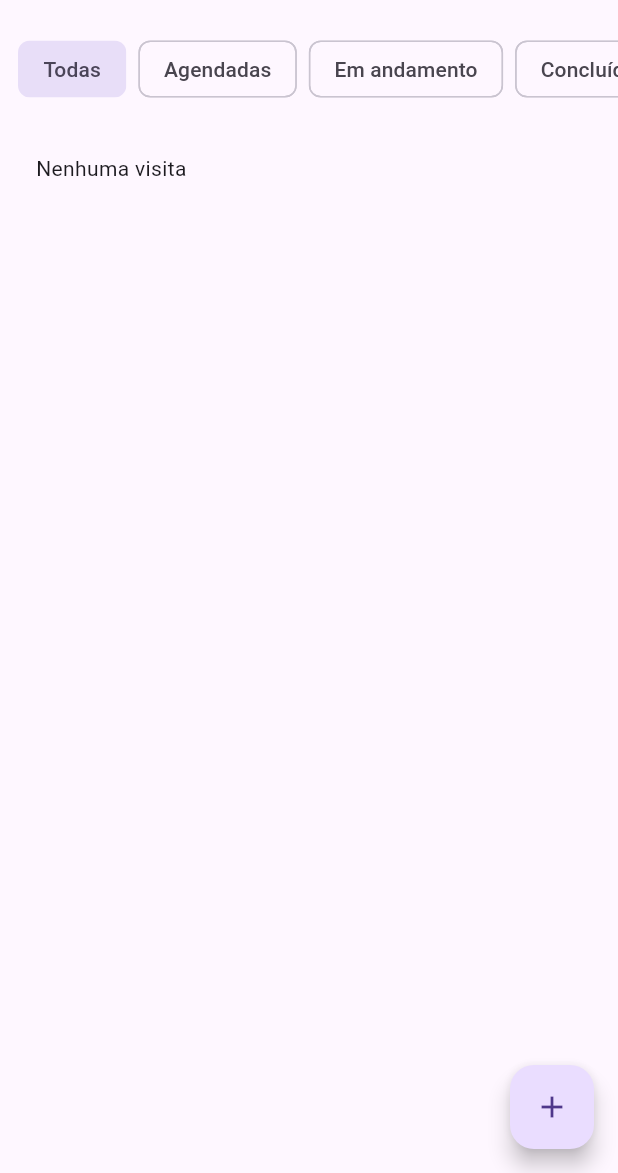
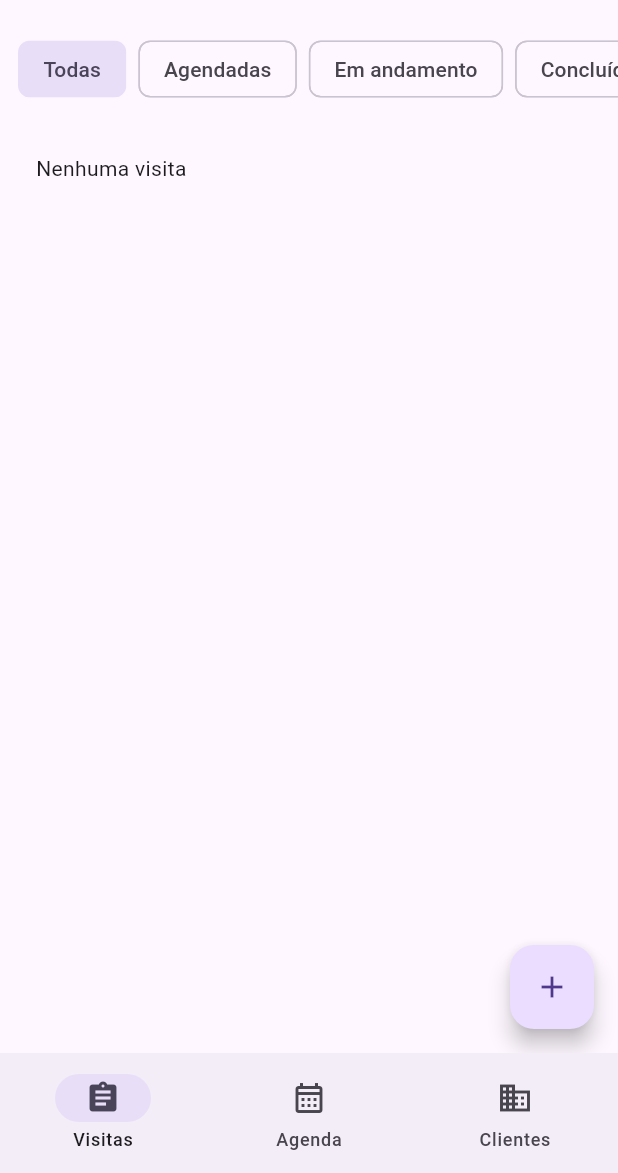
Before and after one commit to DenersonNobre/Kortex, a Flutter app: what createVisitsApp() shows on an empty page, opened directly, on a phone screen of 412 x 824 dp, the part 63-1236 px from its top. Run offline on Flutter 3.47's test engine with Material 3 defaults, Android fonts, the phone set to English and light mode, and no system bars.

Commit message:
feat(poc): clientes com busca, agenda por dia e navegacao em 3 areas (UC-07.02/03, EPIC07 concluida)

```diff
--- /dev/null
+++ b/poc/lib/app/app_shell.dart
@@ -0,0 +1,134 @@
+/// Shell do app: barra de navegacao entre Visitas, Agenda e Clientes.
+///
+/// SRP: manter a area ativa e compor cada pagina no escopo correto.
+/// NAO faz: regra de negocio, roteamento proprio nem estado de dominio.
+///
+/// Patterns: `NavigationBar` (Material 3) + `IndexedStack` (preserva estado).
+/// Dependencias: Flutter + `kortex` + paginas do app.
+library;
+
+import 'package:flutter/material.dart';
+import 'package:kortex/kortex.dart';
+
+import '../modules/clients/ui/clients_controller.dart';
+import '../modules/clients/ui/clients_page.dart';
+import '../modules/visits/features/.index.dart';
+import '../modules/visits/ui/agenda_controller.dart';
+import '../modules/visits/ui/agenda_page.dart';
+import '../modules/visits/ui/visits_page.dart';
+
+/// Shell com as tres areas do app.
+class AppShell extends StatefulWidget {
+  /// Cria o shell.
+  const AppShell({super.key});
+
+  @override
+  State<AppShell> createState() => _AppShellState();
+}
+
+class _AppShellState extends State<AppShell> {
+  var _index = 0;
+
+  @override
+  Widget build(BuildContext context) {
+    return Scaffold(
+      body: IndexedStack(
+        index: _index,
+        children: [
+          const VisitsPage(),
+          AgendaScope(child: const AgendaPage()),
+          ClientsScope(child: const ClientsPage()),
+        ],
+      ),
+      bottomNavigationBar: NavigationBar(
+        selectedIndex: _index,
+        onDestinationSelected: (index) => setState(() => _index = index),
+        destinations: const [
+          NavigationDestination(
+            icon: Icon(Icons.assignment_outlined),
+            selectedIcon: Icon(Icons.assignment),
+            label: 'Visitas',
+          ),
+          NavigationDestination(
+            icon: Icon(Icons.calendar_month_outlined),
+            selectedIcon: Icon(Icons.calendar_month),
+            label: 'Agenda',
+          ),
+          NavigationDestination(
+            icon: Icon(Icons.business_outlined),
+            selectedIcon: Icon(Icons.business),
+            label: 'Clientes',
+          ),
+        ],
+      ),
+    );
+  }
+}
+
+/// Escopo da agenda (subarvore propria, controller dedicado).
+///
+/// Providers criados **uma vez** (`didChangeDependencies`): recriar a lista a
+/// cada build faria o `KortexScope` descartar e recriar o controller.
+class AgendaScope extends StatefulWidget {
+  /// Cria o escopo com o controller de agenda.
+  const AgendaScope({super.key, required this.child});
+
+  /// Subarvore que consome o controller.
+  final Widget child;
+
+  @override
+  State<AgendaScope> createState() => _AgendaScopeState();
+}
+
+class _AgendaScopeState extends State<AgendaScope> {
+  List<KortexProvider<dynamic>>? _providers;
+
+  @override
+  void didChangeDependencies() {
+    super.didChangeDependencies();
+    final useCases = context.readKortex<VisitUseCases>();
+    _providers ??= [
+      KortexProvider<AgendaController>(
+        create: (_) => AgendaController(useCases)..refresh(),
+      ),
+    ];
+  }
+
+  @override
+  Widget build(BuildContext context) =>
+      KortexScope(providers: _providers!, child: widget.child);
+}
+
+/// Escopo dos clientes (subarvore propria, controller dedicado).
+///
+/// Providers criados **uma vez** (`didChangeDependencies`): recriar a lista a
+/// cada build faria o `KortexScope` descartar e recriar o controller.
+class ClientsScope extends StatefulWidget {
+  /// Cria o escopo com o controller de clientes.
+  const ClientsScope({super.key, required this.child});
+
+  /// Subarvore que consome o controller.
+  final Widget child;
+
+  @override
+  State<ClientsScope> createState() => _ClientsScopeState();
+}
+
+class _ClientsScopeState extends State<ClientsScope> {
+  List<KortexProvider<dynamic>>? _providers;
+
+  @override
+  void didChangeDependencies() {
+    super.didChangeDependencies();
+    final useCases = context.readKortex<VisitUseCases>();
+    _providers ??= [
+      KortexProvider<ClientsController>(
+        create: (_) => ClientsController(useCases)..refresh(),
+      ),
+    ];
+  }
+
+  @override
+  Widget build(BuildContext context) =>
+      KortexScope(providers: _providers!, child: widget.child);
+}
--- a/poc/lib/app/visits_app.dart
+++ b/poc/lib/app/visits_app.dart
@@ -13,7 +13,7 @@ import 'package:kortex/kortex.dart';
 import '../modules/visits/data/.index.dart';
 import '../modules/visits/features/.index.dart';
 import '../modules/visits/ui/visits_controller.dart';
-import '../modules/visits/ui/visits_page.dart';
+import 'app_shell.dart';
 
 /// Monta o app de visitas com o escopo raiz.
 ///
@@ -25,9 +25,11 @@ Widget createVisitsApp({
 }) => KortexScope(
   overrides: overrides,
   providers: [
-    KortexProvider<InMemoryClientStore>(create: (_) => InMemoryClientStore()),
+    KortexProvider<InMemoryClientStore>(
+      create: (_) => InMemoryClientStore(seedDemo: seedDemo),
+    ),
     KortexProvider<InMemoryTechnicianStore>(
-      create: (_) => InMemoryTechnicianStore(),
+      create: (_) => InMemoryTechnicianStore(seedDemo: seedDemo),
     ),
     KortexProvider<InMemoryVisitStore>(create: (_) => InMemoryVisitStore()),
     KortexProvider<VisitUseCases>(
@@ -39,11 +41,11 @@ Widget createVisitsApp({
     ),
     KortexProvider<VisitsController>(
       create: (scope) => VisitsController(scope.read<VisitUseCases>())
-        ..loadFormData(seedIfEmpty: seedDemo)
+        ..loadFormData()
         ..refresh(),
     ),
   ],
-  child: const MaterialApp(home: VisitsPage()),
+  child: const MaterialApp(home: AppShell()),
 );
 
 /// Entrada do app de visitas.
--- /dev/null
+++ b/poc/lib/modules/clients/ui/clients_controller.dart
@@ -0,0 +1,71 @@
+/// Controller reativo da area de clientes.
+///
+/// SRP: expor a lista de clientes (com busca por nome), carregar e cadastrar,
+/// delegando regra ao `VisitUseCases`. NAO faz: UI nem persistencia direta.
+///
+/// Patterns: `IKortexController` + `KortexResource` (carga) + sinal de busca.
+/// Dependencias: `kortex` + camada `features` do modulo de visitas.
+library;
+
+import 'package:kortex/kortex.dart';
+
+import '../../../../core/result.dart';
+import '../../visits/domain/.index.dart';
+import '../../visits/features/.index.dart';
+
+/// Controller da tela de Clientes.
+class ClientsController extends IKortexController {
+  /// Registra resource e sinais no `disposeBag`.
+  ClientsController(this._useCases) {
+    clients = autoDispose(
+      kortexResource<List<Client>>(() => _load(), immediate: false),
+    );
+    autoDispose(search);
+    autoDispose(error);
+  }
+
+  final VisitUseCases _useCases;
+
+  /// Lista de clientes filtrada por [search].
+  late final KortexResource<List<Client>> clients;
+
+  /// Termo de busca por nome (`''` = todos).
+  final KortexSignal<String> search = KortexSignal('');
+
+  /// Mensagem de erro da ultima acao.
+  final KortexSignal<String> error = KortexSignal('');
+
+  /// Recarrega a lista aplicando a busca ativa.
+  Future<void> refresh() => clients.refresh();
+
+  /// Cadastra um cliente; devolve `true` em caso de sucesso.
+  Future<bool> createClient(String name, String phone) async {
+    final result = await _useCases.createClient(name: name, phone: phone);
+    if (result is Fail<Client>) {
+      _publishError(result.message);
+      return false;
+    }
+    error.value = '';
+    await refresh();
+    return true;
+  }
+
+  /// Limpa a mensagem de erro (apos exibida em `SnackBar`).
+  void clearError() {
+    error.value = '';
+  }
+
+  Future<List<Client>> _load() async {
+    final all = await _useCases.listClients();
+    final term = search.peek().trim().toLowerCase();
+    if (term.isEmpty) return all;
+    return [
+      for (final client in all)
+        if (client.name.toLowerCase().contains(term)) client,
+    ];
+  }
+
+  void _publishError(String message) {
+    error.value = message;
+  }
+}
--- /dev/null
+++ b/poc/lib/modules/clients/ui/clients_page.dart
@@ -0,0 +1,118 @@
+/// Pagina de Clientes da POC (`StatelessWidget`).
+///
+/// SRP: listar/buscar clientes e abrir o dialog de cadastro.
+/// NAO faz: estado de negocio (papel do controller).
+///
+/// Patterns: `IKortexPage` + `KortexWatch` + `KortexListener` (erro).
+/// Dependencias: Flutter + `kortex`.
+library;
+
+import 'package:flutter/material.dart';
+import 'package:kortex/kortex.dart';
+
+import '../../visits/domain/.index.dart';
+import 'clients_controller.dart';
+import 'widgets/new_client_dialog.dart';
+
+/// Tela de clientes (site atendido).
+class ClientsPage extends IKortexPage<ClientsController> {
+  /// Cria a pagina de clientes.
+  const ClientsPage({super.key});
+
+  @override
+  Widget buildPage(BuildContext context, ClientsController controller) {
+    return Scaffold(
+      appBar: AppBar(title: const Text('Clientes')),
+      floatingActionButton: FloatingActionButton(
+        key: const Key('clients-new'),
+        tooltip: 'Novo cliente',
+        onPressed: () => showNewClientDialog(context),
+        child: const Icon(Icons.add),
+      ),
+      body: KortexListener<String>(
+        watch: () => controller.error.value,
+        listener: (listenerContext, message) {
+          if (message.isEmpty) return;
+          ScaffoldMessenger.of(listenerContext)
+              .showSnackBar(SnackBar(content: Text(message)));
+          _clearLater(controller);
+        },
+        child: Column(
+          crossAxisAlignment: CrossAxisAlignment.stretch,
+          children: [
+            Padding(
+              padding: const EdgeInsets.all(12),
+              child: TextField(
+                key: const Key('clients-search'),
+                decoration: const InputDecoration(
+                  labelText: 'Buscar por nome',
+                  prefixIcon: Icon(Icons.search),
+                ),
+                onChanged: (value) {
+                  controller.search.value = value;
+                  controller.refresh();
+                },
+              ),
+            ),
+            Expanded(child: _ClientsBody(controller: controller)),
+          ],
+        ),
+      ),
+    );
+  }
+
+  void _clearLater(ClientsController controller) {
+    WidgetsBinding.instance.addPostFrameCallback(
+      (_) => controller.clearError(),
+    );
+  }
+}
+
+/// Corpo com os tres estados de `IKortexAsyncState`.
+class _ClientsBody extends StatelessWidget {
+  const _ClientsBody({required this.controller});
+
+  final ClientsController controller;
+
+  @override
+  Widget build(BuildContext context) {
+    return KortexWatch(
+      builder: (context, child) {
+        final state = controller.clients.state.value;
+        return switch (state) {
+          KortexAsyncLoading<List<Client>>() => const Center(
+            child: CircularProgressIndicator(),
+          ),
+          KortexAsyncError<List<Client>>() => Center(
+            child: Column(
+              mainAxisSize: MainAxisSize.min,
+              children: [
+                const Text('Falha ao carregar os clientes'),
+                TextButton(
+                  key: const Key('clients-retry'),
+                  onPressed: controller.refresh,
+                  child: const Text('Tentar de novo'),
+                ),
+              ],
+            ),
+          ),
+          KortexAsyncData<List<Client>>(value: final clients) =>
+            clients.isEmpty
+                ? const Center(child: Text('Nenhum cliente'))
+                : ListView.builder(
+                    itemCount: clients.length,
+                    itemBuilder: (context, index) {
+                      final client = clients[index];
+                      return ListTile(
+                        key: Key('client-${client.id}'),
+                        leading: const Icon(Icons.business),
+                        title: Text(client.name),
+                        subtitle: Text(client.phone),
+                      );
+                    },
+                  ),
+        };
+      },
+    );
+  }
+}
--- a/poc/lib/modules/visits/data/client_store.dart
+++ b/poc/lib/modules/visits/data/client_store.dart
@@ -9,13 +9,27 @@ library;
 
 import 'dart:async';
 
+import '../../../core/result.dart';
 import '../domain/client.dart';
 import '../domain/visit_repository.dart';
 
 /// Store volatil de clientes com latencia simulada.
 class InMemoryClientStore implements ClientRepository {
   /// Cria o store com [latency] de espera por operacao.
-  InMemoryClientStore({this.latency = const Duration(milliseconds: 200)});
+  ///
+  /// Com [seedDemo], o "banco" nasce com um cliente de demonstracao —
+  /// seeding no open, sem depender da ordem de carga das telas.
+  InMemoryClientStore({
+    this.latency = const Duration(milliseconds: 200),
+    bool seedDemo = false,
+  }) {
+    if (!seedDemo) return;
+    final result = Client.create(name: 'Cliente Demo', phone: '11988887777');
+    if (result is Ok<Client>) {
+      final created = result.value.withId(++_sequence);
+      _store[created.id] = created;
+    }
+  }
 
   /// Espera aplicada antes de resolver cada operacao.
   final Duration latency;
--- a/poc/lib/modules/visits/data/technician_store.dart
+++ b/poc/lib/modules/visits/data/technician_store.dart
@@ -9,13 +9,26 @@ library;
 
 import 'dart:async';
 
+import '../../../core/result.dart';
 import '../domain/technician.dart';
 import '../domain/visit_repository.dart';
 
 /// Store volatil de tecnicos com latencia simulada.
 class InMemoryTechnicianStore implements TechnicianRepository {
   /// Cria o store com [latency] de espera por operacao.
-  InMemoryTechnicianStore({this.latency = const Duration(milliseconds: 200)});
+  ///
+  /// Com [seedDemo], o "banco" nasce com um tecnico de demonstracao.
+  InMemoryTechnicianStore({
+    this.latency = const Duration(milliseconds: 200),
+    bool seedDemo = false,
+  }) {
+    if (!seedDemo) return;
+    final result = Technician.create(name: 'Tecnico Demo', specialty: 'Rede');
+    if (result is Ok<Technician>) {
+      final created = result.value.withId(++_sequence);
+      _store[created.id] = created;
+    }
+  }
 
   /// Espera aplicada antes de resolver cada operacao.
   final Duration latency;
--- a/poc/lib/modules/visits/features/list_visits/list_visits_query.dart
+++ b/poc/lib/modules/visits/features/list_visits/list_visits_query.dart
@@ -19,8 +19,9 @@ class ListVisitsQuery {
   final ClientRepository _clients;
   final TechnicianRepository _technicians;
 
-  /// Lista as visitas resolvendo os nomes; [status] filtra quando informado.
-  Future<List<VisitRow>> call({VisitStatus? status}) async {
+  /// Lista as visitas resolvendo os nomes; [status] e [day] filtram quando
+  /// informados, e o resultado sai ordenado por data agendada.
+  Future<List<VisitRow>> call({VisitStatus? status, DateTime? day}) async {
     final visits = await _visits.listVisits();
     final clients = await _clients.listClients();
     final technicians = await _technicians.listTechnicians();
@@ -28,9 +29,14 @@ class ListVisitsQuery {
     final technicianNames = {
       for (final technician in technicians) technician.id: technician.name,
     };
-    return [
+    final filtered = [
       for (final visit in visits)
         if (status == null || visit.status == status)
+          if (day == null || _sameDay(visit.scheduledAt.value, day)) visit,
+    ];
+    filtered.sort((a, b) => a.scheduledAt.value.compareTo(b.scheduledAt.value));
+    return [
+      for (final visit in filtered)
         VisitRow(
           id: visit.id,
           title: visit.title.value,
@@ -39,7 +45,11 @@ class ListVisitsQuery {
           technicianName:
               technicianNames[visit.technicianId] ?? 'Tecnico removido',
           progress: visit.progress,
+          scheduledAt: visit.scheduledAt.value,
         ),
     ];
   }
+
+  static bool _sameDay(DateTime a, DateTime b) =>
+      a.year == b.year && a.month == b.month && a.day == b.day;
 }
--- a/poc/lib/modules/visits/features/list_visits/visit_row.dart
+++ b/poc/lib/modules/visits/features/list_visits/visit_row.dart
@@ -17,6 +17,7 @@ final class VisitRow {
     required this.clientName,
     required this.technicianName,
     required this.progress,
+    required this.scheduledAt,
   });
 
   /// Identificador da visita.
@@ -36,4 +37,7 @@ final class VisitRow {
 
   /// Fracao do checklist concluida.
   final double progress;
+
+  /// Data e hora agendadas.
+  final DateTime scheduledAt;
 }
--- a/poc/lib/modules/visits/features/visit_use_cases.dart
+++ b/poc/lib/modules/visits/features/visit_use_cases.dart
@@ -35,7 +35,7 @@ abstract interface class VisitUseCases {
   Future<Result<Visit>> toggleChecklistItem(int visitId, int index);
 
   /// Lista as visitas com cliente, tecnico e progresso.
-  Future<List<VisitRow>> listVisits({VisitStatus? status});
+  Future<List<VisitRow>> listVisits({VisitStatus? status, DateTime? day});
 
   /// Lista os clientes cadastrados.
   Future<List<Client>> listClients();
@@ -109,8 +109,8 @@ class DefaultVisitUseCases implements VisitUseCases {
       _toggle(visitId, index);
 
   @override
-  Future<List<VisitRow>> listVisits({VisitStatus? status}) =>
-      _listQuery(status: status);
+  Future<List<VisitRow>> listVisits({VisitStatus? status, DateTime? day}) =>
+      _listQuery(status: status, day: day);
 
   @override
   Future<List<Client>> listClients() => _clients.listClients();
--- /dev/null
+++ b/poc/lib/modules/visits/ui/agenda_controller.dart
@@ -0,0 +1,47 @@
+/// Controller da Agenda (visitas por dia).
+///
+/// SRP: expor o dia selecionado e a lista de visitas daquele dia.
+/// NAO faz: agendar (papel da area Visitas) nem UI.
+///
+/// Patterns: `IKortexController` + `KortexResource` por dia selecionado.
+/// Dependencias: `kortex` + camada `features` do modulo de visitas.
+library;
+
+import 'package:kortex/kortex.dart';
+
+import '../features/.index.dart';
+
+/// Controller da tela de Agenda.
+class AgendaController extends IKortexController {
+  /// Cria a agenda com o dia inicial em [today] (injetavel para testes).
+  AgendaController(this._useCases, {DateTime? today})
+    : selectedDay = KortexSignal(_dayOnly(today ?? DateTime.now())) {
+    agenda = autoDispose(
+      kortexResource<List<VisitRow>>(
+        () => _useCases.listVisits(day: selectedDay.peek()),
+        immediate: false,
+      ),
+    );
+    autoDispose(selectedDay);
+  }
+
+  final VisitUseCases _useCases;
+
+  /// Dia selecionado (meia-noite do dia).
+  final KortexSignal<DateTime> selectedDay;
+
+  /// Visitas do dia selecionado.
+  late final KortexResource<List<VisitRow>> agenda;
+
+  /// Recarrega as visitas do dia selecionado.
+  Future<void> refresh() => agenda.refresh();
+
+  /// Seleciona [day] e recarrega.
+  Future<void> selectDay(DateTime day) async {
+    selectedDay.value = _dayOnly(day);
+    await refresh();
+  }
+
+  static DateTime _dayOnly(DateTime date) =>
+      DateTime(date.year, date.month, date.day);
+}
--- /dev/null
+++ b/poc/lib/modules/visits/ui/agenda_page.dart
@@ -0,0 +1,132 @@
+/// Pagina de Agenda: visitas do dia selecionado.
+///
+/// SRP: compor o seletor de dias e a lista do dia, reagindo ao controller.
+/// NAO faz: estado de negocio (papel do controller).
+///
+/// Patterns: `IKortexPage` + `KortexWatch` + `switch` exaustivo de estado.
+/// Dependencias: Flutter + `kortex`.
+library;
+
+import 'package:flutter/material.dart';
+import 'package:kortex/kortex.dart';
+
+import '../features/.index.dart';
+import 'agenda_controller.dart';
+
+/// Tela de agenda diaria.
+class AgendaPage extends IKortexPage<AgendaController> {
+  /// Cria a pagina de agenda.
+  const AgendaPage({super.key});
+
+  @override
+  Widget buildPage(BuildContext context, AgendaController controller) {
+    return Scaffold(
+      appBar: AppBar(title: const Text('Agenda')),
+      body: Column(
+        crossAxisAlignment: CrossAxisAlignment.stretch,
+        children: [
+          _DaySelector(controller: controller),
+          Expanded(child: _AgendaBody(controller: controller)),
+        ],
+      ),
+    );
+  }
+}
+
+/// Seletor dos proximos dias (7 dias a partir do dia selecionado).
+class _DaySelector extends StatelessWidget {
+  const _DaySelector({required this.controller});
+
+  final AgendaController controller;
+
+  @override
+  Widget build(BuildContext context) {
+    return KortexWatch(
+      builder: (context, child) {
+        final selected = controller.selectedDay.value;
+        return SingleChildScrollView(
+          scrollDirection: Axis.horizontal,
+          padding: const EdgeInsets.symmetric(horizontal: 12, vertical: 8),
+          child: Row(
+            children: [
+              for (var offset = 0; offset < 7; offset++)
+                Padding(
+                  padding: const EdgeInsets.only(right: 8),
+                  child: ChoiceChip(
+                    key: Key('agenda-day-${_offset(selected, offset)}'),
+                    label: Text(_label(selected, offset)),
+                    selected: offset == 0,
+                    showCheckmark: false,
+                    onSelected: (_) => controller.selectDay(
+                      selected.add(Duration(days: offset)),
+                    ),
+                  ),
+                ),
+            ],
+          ),
+        );
+      },
+    );
+  }
+
+  static String _offset(DateTime base, int offset) =>
+      '${base.add(Duration(days: offset)).day}';
+
+  static String _label(DateTime base, int offset) =>
+      '${base.add(Duration(days: offset)).day}';
+}
+
+/// Lista das visitas do dia.
+class _AgendaBody extends StatelessWidget {
+  const _AgendaBody({required this.controller});
+
+  final AgendaController controller;
+
+  @override
+  Widget build(BuildContext context) {
+    return KortexWatch(
+      builder: (context, child) {
+        final state = controller.agenda.state.value;
+        return switch (state) {
+          KortexAsyncLoading<List<VisitRow>>() => const Center(
+            child: CircularProgressIndicator(),
+          ),
+          KortexAsyncError<List<VisitRow>>() => Center(
+            child: Column(
+              mainAxisSize: MainAxisSize.min,
+              children: [
+                const Text('Falha ao carregar a agenda'),
+                TextButton(
+                  key: const Key('agenda-retry'),
+                  onPressed: controller.refresh,
+                  child: const Text('Tentar de novo'),
+                ),
+              ],
+            ),
+          ),
+          KortexAsyncData<List<VisitRow>>(value: final rows) =>
+            rows.isEmpty
+                ? const Center(child: Text('Nenhuma visita neste dia'))
+                : ListView.builder(
+                    itemCount: rows.length,
+                    itemBuilder: (context, index) {
+                      final row = rows[index];
+                      final time = row.scheduledAt;
+                      return ListTile(
+                        key: Key('agenda-visit-${row.id}'),
+                        leading: Text(
+                          '${time.hour.toString().padLeft(2, '0')}:'
+                          '${time.minute.toString().padLeft(2, '0')}',
+                        ),
+                        title: Text(row.title),
+                        subtitle: Text(
+                          '${row.clientName} · ${row.technicianName}',
+                        ),
+                      );
+                    },
+                  ),
+        };
+      },
+    );
+  }
+}
```
Also changed, not shown: poc/lib/modules/clients/ui/widgets/new_client_dialog.dart (added, +78 -0 lines), 7 other files. Lines whose indentation alone changed are shown as unchanged.
